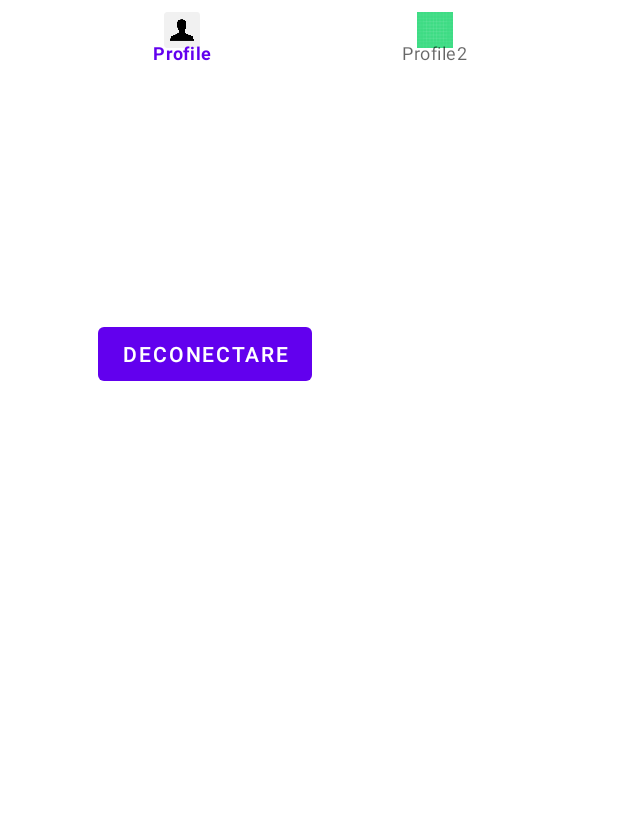
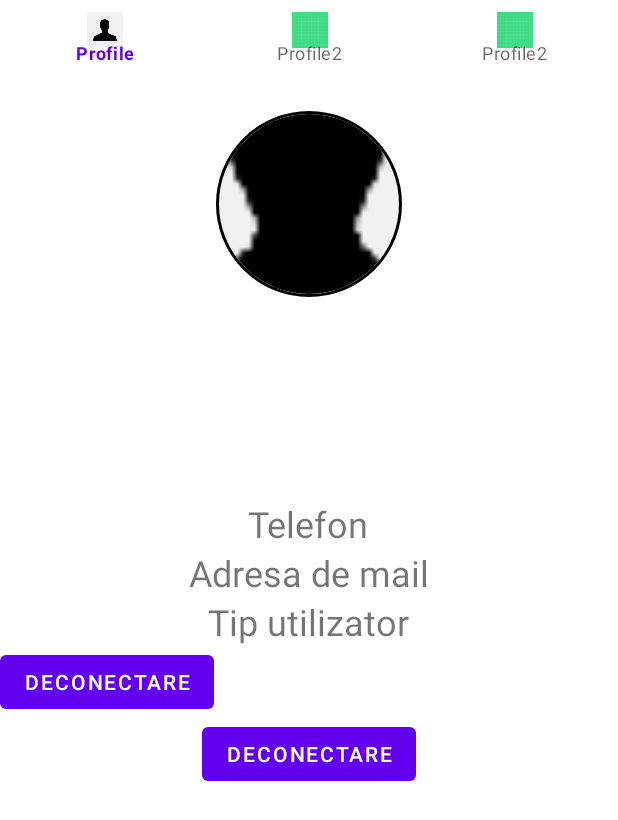
Before and after one commit to stefanescuadrian/CHS-Project, an Android app: the MainActivityPhotographer screen opened directly, with no data from a screen before it, on a phone screen of 412 x 824 dp. Shown: the top 820 px of the screen. Run offline under Robolectric (Android 15) with nearby library versions, the light colour scheme and no system bars; our stand-ins replace CircleImageView, Firebase (no records; nobody signed in at launch, a user with empty details on screens opened directly).

Commit message:
Add NavBar With Profile and fetch data from firestore database (first and last name)

```diff
--- a/app/build.gradle
+++ b/app/build.gradle
@@ -31,6 +31,7 @@ android {
 dependencies {
 
     implementation 'androidx.appcompat:appcompat:1.4.0'
+    implementation 'de.hdodenhof:circleimageview:3.1.0'
     implementation 'com.google.android.material:material:1.4.0'
     implementation 'androidx.constraintlayout:constraintlayout:2.1.2'
     implementation 'com.google.firebase:firebase-auth:21.0.1'
--- a/app/src/main/java/com/upt/cti/photogmap/Login.java
+++ b/app/src/main/java/com/upt/cti/photogmap/Login.java
@@ -105,17 +105,17 @@ public class Login extends AppCompatActivity {
 
     private boolean validateLoginFields(String email, String password){
         if (TextUtils.isEmpty(email)){
-            eEmailLogin.setError("Email is required!");
+            eEmailLogin.setError("Adresa de mail trebuie completata!");
             return false;
         }
 
         if (TextUtils.isEmpty(password)){
-            ePasswordLogin.setError("Password is required!");
+            ePasswordLogin.setError("Parola trebuie completata!");
             return false;
         }
 
         if (password.length() < 8){
-            ePasswordLogin.setError("Password must be greater than 8 characters!");
+            ePasswordLogin.setError("Parola trebuie sa fie mai mare de 8 caractere!");
             return false;
         }
 
--- a/app/src/main/java/com/upt/cti/photogmap/MainActivityPhotographer.java
+++ b/app/src/main/java/com/upt/cti/photogmap/MainActivityPhotographer.java
@@ -1,24 +1,36 @@
 package com.upt.cti.photogmap;
 
 import androidx.annotation.NonNull;
+import androidx.annotation.Nullable;
 import androidx.appcompat.app.AppCompatActivity;
-import androidx.fragment.app.Fragment;
 
+
+import android.app.Fragment;
 import android.content.Intent;
 import android.os.Bundle;
 import android.view.MenuItem;
 import android.view.View;
 import android.view.Window;
+import android.widget.TextView;
 
 import com.google.android.material.bottomnavigation.BottomNavigationView;
 import com.google.android.material.navigation.NavigationBarView;
 import com.google.firebase.auth.FirebaseAuth;
+import com.google.firebase.firestore.DocumentReference;
+import com.google.firebase.firestore.DocumentSnapshot;
+import com.google.firebase.firestore.EventListener;
+import com.google.firebase.firestore.FirebaseFirestore;
+import com.google.firebase.firestore.FirebaseFirestoreException;
 import com.upt.cti.photogmap.photographerfragments.MapPhotographerFragment;
 import com.upt.cti.photogmap.photographerfragments.ProfilePhotographerFragment;
 
 import java.util.Objects;
 
-public class MainActivityPhotographer extends AppCompatActivity {
+public class MainActivityPhotographer extends AppCompatActivity implements NavigationBarView.OnItemSelectedListener {
+    BottomNavigationView navPhotographer;
+    ProfilePhotographerFragment profilePhotographerFragment = new ProfilePhotographerFragment();
+    MapPhotographerFragment mapFragment = new MapPhotographerFragment();
+
 
 
     @Override
@@ -28,36 +40,40 @@ public class MainActivityPhotographer extends AppCompatActivity {
         Objects.requireNonNull(getSupportActionBar()).hide(); //hide the title bar
         setContentView(R.layout.activity_main_photographer);
 
-        BottomNavigationView navClient;
 
-        Fragment profilePhotographerFragment = new ProfilePhotographerFragment();
-        Fragment mapFragment = new MapPhotographerFragment();
+        navPhotographer = findViewById(R.id.navPhotographer);
 
-        navClient = findViewById(R.id.navClient);
-        navClient.setItemIconTintList(null);
-      //  navClient.setSelectedItemId(R.id.ic_profile);
+        navPhotographer.setOnItemSelectedListener(item -> {
+            switch (item.getItemId()) {
 
-//        navClient.setOnItemSelectedListener(item -> {
-//            switch (item.getItemId()) {
-//                case R.id.ic_profile:
-//                    getSupportFragmentManager().beginTransaction().replace(R.id.container, profilePhotographerFragment).commit();
-//                    return true;
-//
-//                case R.id.ic_2:
-//                    getSupportFragmentManager().beginTransaction().replace(R.id.container, mapFragment).commit();
-//                    return true;
-//            }
-//            return false;
-//        });
+                case R.id.ic_profile:
+                    getSupportFragmentManager().beginTransaction().replace(R.id.container, profilePhotographerFragment).commit();
+                    return true;
+
+                case R.id.ic_2:
+
+                case R.id.ic_3:
+                    getSupportFragmentManager().beginTransaction().replace(R.id.container, mapFragment).commit();
+                    return true;
+            }
+            return false;
+                }
+        );
+        navPhotographer.setSelectedItemId(R.id.ic_profile);
+        navPhotographer.setItemIconTintList(null);
 
     }
 
+    public void logout(View view) {
 
-    public void logout(View view) {
         FirebaseAuth.getInstance().signOut(); //logout user from application
         startActivity(new Intent(getApplicationContext(), Login.class));
         finish();
     }
 
 
+    @Override
+    public boolean onNavigationItemSelected(@NonNull MenuItem item) {
+        return false;
+    }
 }
--- a/app/src/main/java/com/upt/cti/photogmap/photographerfragments/MapPhotographerFragment.java
+++ b/app/src/main/java/com/upt/cti/photogmap/photographerfragments/MapPhotographerFragment.java
@@ -3,7 +3,6 @@ package com.upt.cti.photogmap.photographerfragments;
 import android.os.Bundle;
 
 import androidx.fragment.app.Fragment;
-import androidx.fragment.app.FragmentActivity;
 
 import android.view.LayoutInflater;
 import android.view.View;
@@ -11,12 +10,52 @@ import android.view.ViewGroup;
 
 import com.upt.cti.photogmap.R;
 
+/**
+ * A simple {@link Fragment} subclass.
+ * Use the {@link MapPhotographerFragment#newInstance} factory method to
+ * create an instance of this fragment.
+ */
 public class MapPhotographerFragment extends Fragment {
+
+    // TODO: Rename parameter arguments, choose names that match
+    // the fragment initialization parameters, e.g. ARG_ITEM_NUMBER
+    private static final String ARG_PARAM1 = "param1";
+    private static final String ARG_PARAM2 = "param2";
+
+    // TODO: Rename and change types of parameters
+    private String mParam1;
+    private String mParam2;
 
     public MapPhotographerFragment() {
         // Required empty public constructor
     }
 
+    /**
+     * Use this factory method to create a new instance of
+     * this fragment using the provided parameters.
+     *
+     * @param param1 Parameter 1.
+     * @param param2 Parameter 2.
+     * @return A new instance of fragment BlankFragment.
+     */
+    // TODO: Rename and change types and number of parameters
+    public static MapPhotographerFragment newInstance(String param1, String param2) {
+        MapPhotographerFragment fragment = new MapPhotographerFragment();
+        Bundle args = new Bundle();
+        args.putString(ARG_PARAM1, param1);
+        args.putString(ARG_PARAM2, param2);
+        fragment.setArguments(args);
+        return fragment;
+    }
+
+    @Override
+    public void onCreate(Bundle savedInstanceState) {
+        super.onCreate(savedInstanceState);
+        if (getArguments() != null) {
+            mParam1 = getArguments().getString(ARG_PARAM1);
+            mParam2 = getArguments().getString(ARG_PARAM2);
+        }
+    }
 
     @Override
     public View onCreateView(LayoutInflater inflater, ViewGroup container,
--- a/app/src/main/res/layout/activity_main_photographer.xml
+++ b/app/src/main/res/layout/activity_main_photographer.xml
@@ -6,29 +6,39 @@
     android:layout_height="match_parent"
     tools:context=".MainActivityPhotographer">
 
+    <FrameLayout
+        android:id="@+id/container"
+        android:layout_width="match_parent"
+        android:layout_height="wrap_content"
+        android:layout_below="@id/navPhotographer"
+        android:layout_alignParentStart="true"
+
+        />
 
     <Button
         android:id="@+id/btnLogOut"
         android:layout_width="wrap_content"
         android:layout_height="wrap_content"
-        android:layout_alignParentStart="true"
-        android:layout_alignParentTop="true"
-        android:layout_marginStart="65dp"
-        android:layout_marginTop="212dp"
+        android:layout_below="@+id/container"
+        android:layout_centerHorizontal="true"
         android:onClick="logout"
         android:text="@string/log_out"
         tools:ignore="UsingOnClickInXml" />
 
     <com.google.android.material.bottomnavigation.BottomNavigationView
-        android:id="@+id/navClient"
+        android:id="@+id/navPhotographer"
         android:layout_width="match_parent"
         android:layout_height="wrap_content"
         android:layout_alignParentStart="true"
         android:layout_alignParentTop="true"
+        android:layout_marginStart="2dp"
+        android:layout_marginTop="0dp"
         android:background="#FFFFFF"
         android:minHeight="50dp"
         app:labelVisibilityMode="labeled"
-        app:menu="@menu/nav_menu_photographer" />
+        app:menu="@menu/nav_menu_photographer">
+
+    </com.google.android.material.bottomnavigation.BottomNavigationView>
 
 
 </RelativeLayout>
--- a/app/src/main/res/layout/fragment_map_client.xml
+++ b/app/src/main/res/layout/fragment_map_client.xml
@@ -3,7 +3,8 @@
     xmlns:tools="http://schemas.android.com/tools"
     android:layout_width="match_parent"
     android:layout_height="match_parent"
-    tools:context=".photographerfragments.MapPhotographerFragment">
+    tools:context=".photographerfragments.MapPhotographerFragment"
+    android:id="@+id/frameMap">
 
     <Button
         android:id="@+id/button"
--- a/app/src/main/res/layout/fragment_profile_photographer.xml
+++ b/app/src/main/res/layout/fragment_profile_photographer.xml
@@ -1,14 +1,81 @@
 <?xml version="1.0" encoding="utf-8"?>
 <FrameLayout xmlns:android="http://schemas.android.com/apk/res/android"
+    xmlns:app="http://schemas.android.com/apk/res-auto"
     xmlns:tools="http://schemas.android.com/tools"
     android:layout_width="match_parent"
-    android:layout_height="match_parent"
+    android:layout_height="wrap_content"
+    android:gravity="center_horizontal"
+    android:id="@+id/frameProfile"
     tools:context=".photographerfragments.ProfilePhotographerFragment">
 
-    <!-- TODO: Update blank fragment layout -->
-    <TextView
+
+    <LinearLayout
         android:layout_width="match_parent"
         android:layout_height="match_parent"
-        android:text="@string/hello_blank_fragment" />
+        android:orientation="vertical"
+        android:layout_gravity="center_horizontal">
+
+        <de.hdodenhof.circleimageview.CircleImageView
+                android:id="@+id/imgProfilePicture"
+                android:layout_width="match_parent"
+                android:layout_height="124dp"
+                android:layout_marginTop="24dp"
+                android:src="@mipmap/ic_profile_round"
+                app:civ_border_width="2dp" />
+
+        <TextView
+            android:id="@+id/tFirstNameProfile"
+            android:layout_width="wrap_content"
+            android:layout_height="wrap_content"
+            android:layout_gravity="center_horizontal"
+
+            android:textSize="24sp" />
+
+        <TextView
+            android:id="@+id/tLastNameProfile"
+            android:layout_width="wrap_content"
+            android:layout_height="wrap_content"
+            android:layout_gravity="center_horizontal"
+
+            android:textAllCaps="true"
+            android:textSize="28sp"
+            android:textStyle="bold" />
+
+    <TextView
+        android:id="@+id/tPhone"
+        android:layout_width="wrap_content"
+        android:layout_height="wrap_content"
+        android:layout_gravity="center_horizontal"
+        android:layout_marginTop="64dp"
+        android:text="@string/telefon"
+        android:textSize="24sp" />
+
+        <TextView
+            android:id="@+id/tEmail"
+            android:layout_width="wrap_content"
+            android:layout_height="wrap_content"
+            android:text="@string/email"
+
+            android:layout_gravity="center_horizontal"
+            android:textSize="24sp" />
+
+        <TextView
+            android:id="@+id/tRole"
+            android:layout_width="wrap_content"
+            android:layout_height="wrap_content"
+            android:text="@string/tip_utilizator"
+            android:layout_gravity="center_horizontal"
+            android:textSize="24sp" />
+
+        <Button
+            android:id="@+id/btnLogOut"
+            android:layout_width="wrap_content"
+            android:layout_height="wrap_content"
+            android:onClick="logout"
+            android:text="@string/log_out"
+            tools:ignore="UsingOnClickInXml" />
+
+    </LinearLayout>
+
 
 </FrameLayout>
--- a/app/src/main/res/menu/nav_menu_photographer.xml
+++ b/app/src/main/res/menu/nav_menu_photographer.xml
@@ -1,7 +1,7 @@
 <?xml version="1.0" encoding="utf-8"?>
 <menu xmlns:android="http://schemas.android.com/apk/res/android">
     <item
-        android:id="@+id/ic_1"
+        android:id="@+id/ic_profile"
         android:icon="@mipmap/ic_profile_round"
         android:enabled="true"
         android:title="@string/profile"/>
@@ -11,4 +11,10 @@
         android:enabled="true"
         android:icon="@drawable/ic_launcher_background"
         android:title="@string/profile2"/>
+
+    <item
+        android:id="@+id/ic_3"
+        android:enabled="true"
+        android:icon="@drawable/ic_launcher_background"
+        android:title="@string/profile2"/>
 </menu>
--- a/app/src/main/res/values/strings.xml
+++ b/app/src/main/res/values/strings.xml
@@ -31,4 +31,9 @@
     <string name="hello_blank_fragment">Hello blank fragment</string>
     <string name="profile">Profile</string>
     <string name="profile2">Profile2</string>
+    <string name="prenume">Prenume</string>
+    <string name="nume_de_familie">Nume de familie</string>
+    <string name="telefon">Telefon</string>
+    <string name="tip_de_utilizator">Tip de utilizator</string>
+    <string name="tip_utilizator">Tip utilizator</string>
 </resources>
```
Also changed, not shown: app/src/main/java/com/upt/cti/photogmap/Register.java (+4 -3 lines), app/src/main/res/layout/fragment_blank.xml (deleted, +0 -14 lines), 2 other files.
